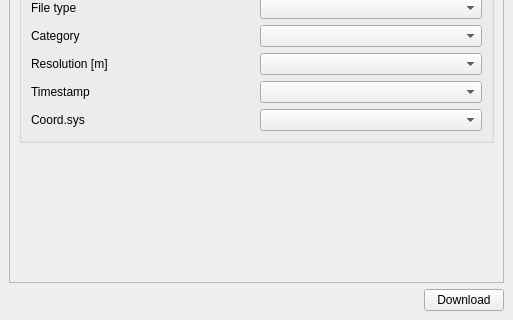
This is swissgeodownloader/ui/sgd_dockwidget_base.ui in piMoll/swissgeodownloader as Qt 5 draws it before an edit; both pictures show x 0 to 513 and y 348 to 668 of the 513 by 668 pixel window. The edited form follows.
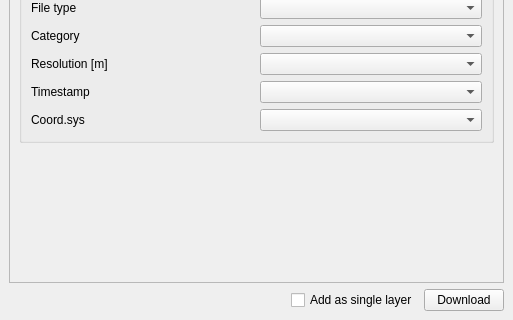
This is the edited form. Icons and pictures are not drawn. Custom widgets are drawn as their Qt base class.

Commit message: Add checkbox to activate single layer creation

Diff of the .ui file:
```diff
--- a/swissgeodownloader/ui/sgd_dockwidget_base.ui
+++ b/swissgeodownloader/ui/sgd_dockwidget_base.ui
@@ -126,6 +126,19 @@
         </property>
        </spacer>
       </item>
+      <item>
+       <widget class="QCheckBox" name="guiAddAsSingleLayerChbox">
+        <property name="enabled">
+         <bool>true</bool>
+        </property>
+        <property name="toolTip">
+         <string>&lt;html&gt;&lt;head/&gt;&lt;body&gt;&lt;p&gt;Combine tiled files to a virtual raster and add them as a single layer to QGIS&lt;/p&gt;&lt;/body&gt;&lt;/html&gt;</string>
+        </property>
+        <property name="text">
+         <string>Add as single layer</string>
+        </property>
+       </widget>
+      </item>
       <item>
        <widget class="QPushButton" name="guiDownloadBtn">
         <property name="toolTip">
```
Left out of the diff: 7 changed lines with no effect on the pictures. The commit also changes 3 other files.
